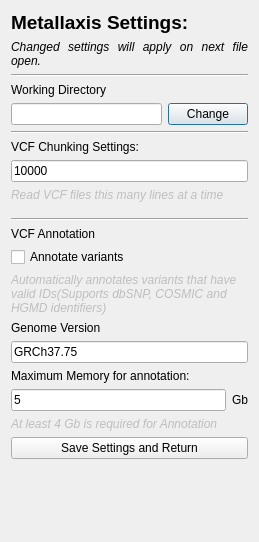
Before: the Qt Designer form metallaxis/MetallaxisSettings.ui in seanlaidlaw/Metallaxis, drawn with Qt 5.
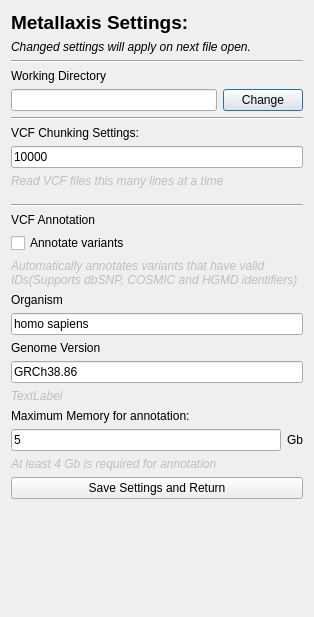
After: the same form once the commit is applied.

Commit message: show allels on "view variant" SVG, add export SVG button

```diff
--- a/metallaxis/MetallaxisSettings.ui
+++ b/metallaxis/MetallaxisSettings.ui
@@ -6,8 +6,8 @@
    <rect>
     <x>0</x>
     <y>0</y>
-       <width>259</width>
-       <height>542</height>
+       <width>314</width>
+       <height>617</height>
    </rect>
   </property>
   <property name="windowTitle">
@@ -175,6 +175,20 @@
        </property>
       </widget>
      </item>
+        <item>
+            <widget class="QLabel" name="label_11">
+                <property name="text">
+                    <string>Organism</string>
+                </property>
+            </widget>
+        </item>
+        <item>
+            <widget class="QLineEdit" name="organism_lineedit">
+                <property name="text">
+                    <string>homo sapiens</string>
+                </property>
+            </widget>
+        </item>
         <item>
             <widget class="QLabel" name="label_9">
                 <property name="text">
@@ -188,7 +202,17 @@
                     <string/>
                 </property>
                 <property name="text">
-                    <string>GRCh37.75</string>
+                    <string>GRCh38.86</string>
+                </property>
+            </widget>
+        </item>
+        <item>
+            <widget class="QLabel" name="label_10">
+                <property name="enabled">
+                    <bool>false</bool>
+                </property>
+                <property name="text">
+                    <string>&lt;html&gt;&lt;head/&gt;&lt;body&gt;&lt;p&gt;&lt;span style=&quot; font-style:italic;&quot;&gt;TextLabel&lt;/span&gt;&lt;/p&gt;&lt;/body&gt;&lt;/html&gt;</string>
                 </property>
             </widget>
         </item>
@@ -227,7 +251,7 @@
                 </property>
                 <property name="text">
                     <string>&lt;html&gt;&lt;head/&gt;&lt;body&gt;&lt;p&gt;&lt;span style=&quot; font-style:italic;&quot;&gt;At
-                        least 4 Gb is required for Annotation&lt;/span&gt;&lt;/p&gt;&lt;/body&gt;&lt;/html&gt;
+                        least 4 Gb is required for annotation&lt;/span&gt;&lt;/p&gt;&lt;/body&gt;&lt;/html&gt;
                     </string>
                 </property>
             </widget>
```
The commit also changes 3 other files.
